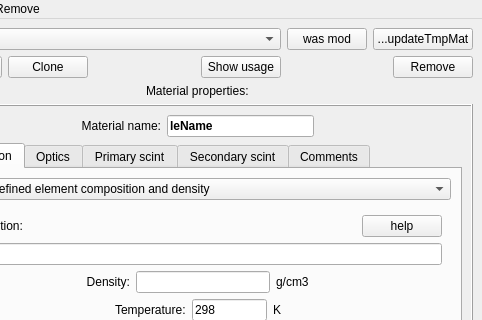
First picture: the form in ants3bundle/src/ants3/gui/materials/amatwin.ui, repository andrmor/ANTS3bundle, before the edit; both pictures show x 87 to 569 and y 0 to 320 of the 569 by 595 pixel window.
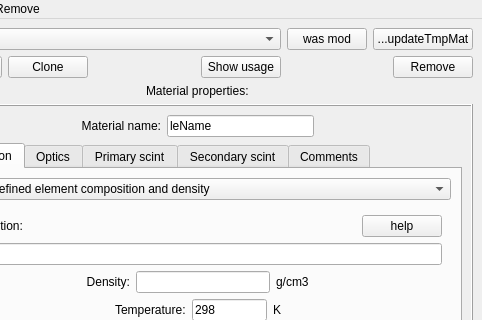
Second picture: the form after the edit.

What changed in the file:
```diff
--- a/ants3bundle/src/ants3/gui/materials/amatwin.ui
+++ b/ants3bundle/src/ants3/gui/materials/amatwin.ui
@@ -190,7 +190,7 @@
           <widget class="QLineEdit" name="leName">
            <property name="font">
             <font>
-             <bold>true</bold>
+             <bold>false</bold>
             </font>
            </property>
            <property name="toolTip">
```
Left out of the diff: 20 changed lines with no effect on the pictures.
